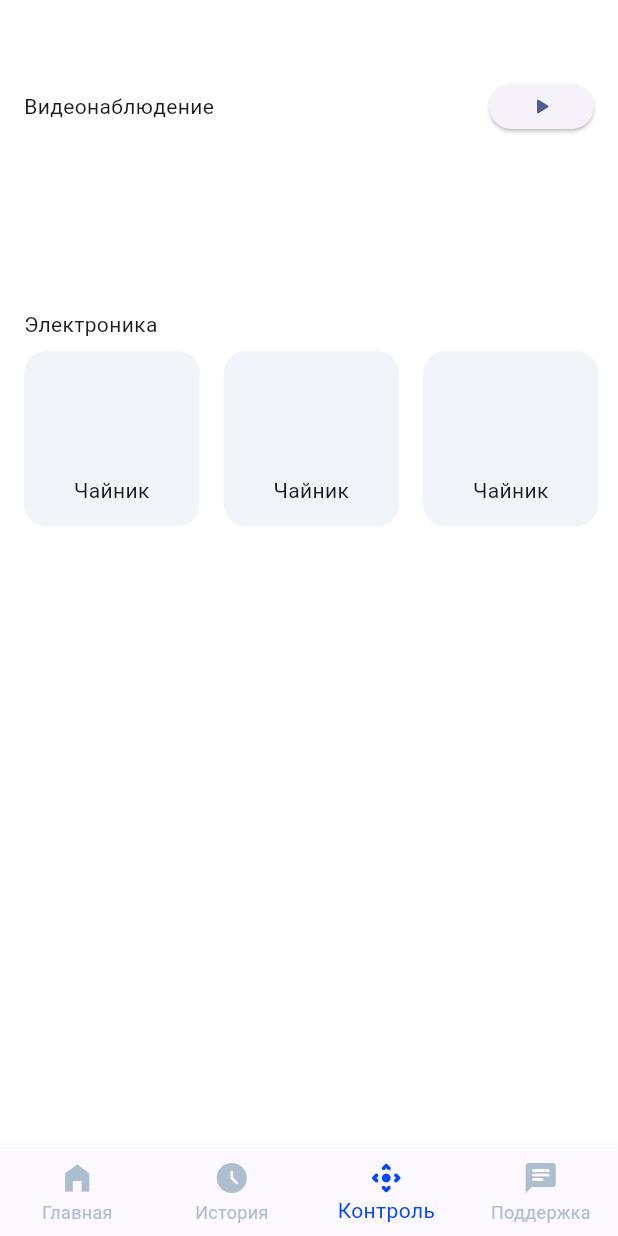
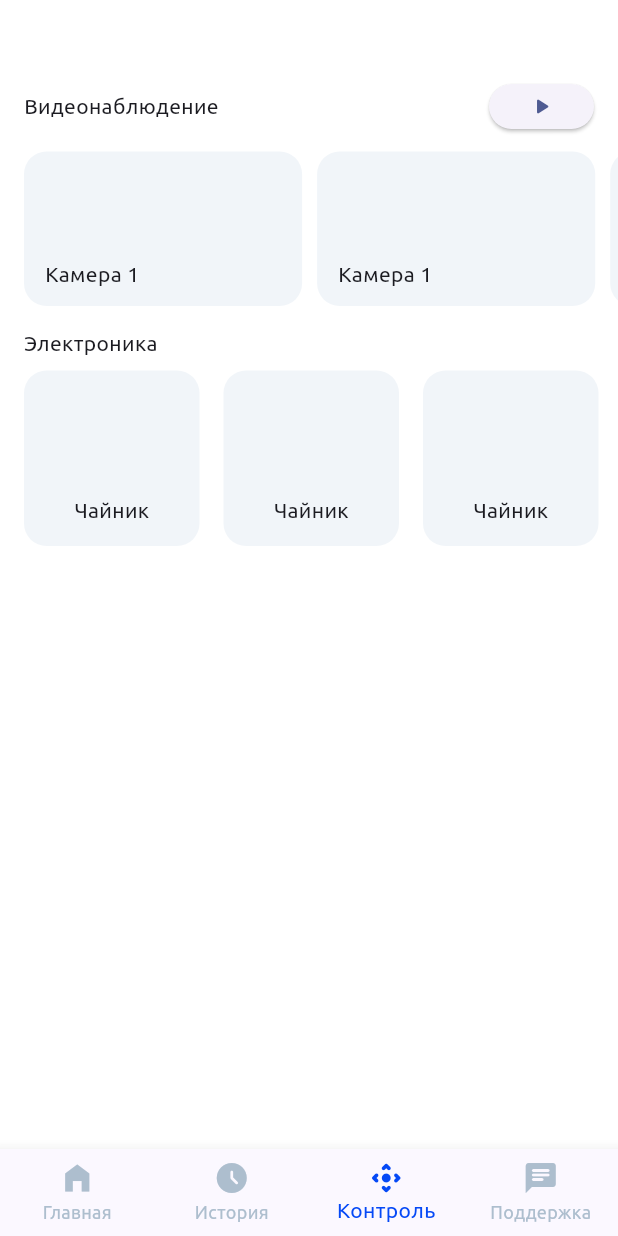
Before and after one commit to ComputerHakka/PaymentsCopy, a Flutter app: the HomeControlScreen screen opened by its route, on a phone screen of 412 x 824 dp. Run offline on Flutter 3.47's test engine with Material 3 defaults, Android fonts, the phone set to English and light mode, and no system bars; our stand-ins replace bloc, dio, equatable, flutter_bloc, get_it, go_router and 2 more; generated files the repository leaves out were written again; project files that could hold a hidden picture were left out.

Commit message:
font add

```diff
--- a/lib/config/routes/routes.dart
+++ b/lib/config/routes/routes.dart
@@ -14,9 +14,11 @@ import 'package:personal_payment_app/features/profile/screens/documents/document
 import 'package:personal_payment_app/features/profile/screens/profile/user_profile_screen.dart';
 import 'package:personal_payment_app/features/registration/presentation/screens/registration_screen.dart';
 import 'package:personal_payment_app/features/root/presentation/screens/root_screen.dart';
+import 'package:personal_payment_app/features/services/presentation/screens/service_details/service_details_screen.dart';
 import 'package:personal_payment_app/features/services/presentation/screens/services_list/services_list_screen.dart';
 import 'package:personal_payment_app/features/services/presentation/screens/user_services/user_services_screen.dart';
 import 'package:personal_payment_app/features/support/presentation/screens/support_chat_screen.dart';
+import 'package:personal_payment_app/features/transactions/presentation/screens/transaction_details/transaction_details_screen.dart';
 import 'package:personal_payment_app/features/transactions/presentation/screens/transactions_list/transactions_list_screen.dart';
 import 'package:personal_payment_app/injection_container.dart';
 
@@ -65,10 +67,18 @@ class AppRoutes {
                     ],
                   ),
                   GoRoute(
-                    path: 'operations',
-                    name: RouteNames.transactionsScreen,
-                    builder: (context, state) => const TransactionsListScreen(),
-                  ),
+                      path: 'transactions',
+                      name: RouteNames.transactionsScreen,
+                      builder: (context, state) =>
+                          const TransactionsListScreen(),
+                      routes: [
+                        GoRoute(
+                          path: 'transaction_details',
+                          name: RouteNames.transactionDetailsScreen,
+                          builder: (context, state) =>
+                              const TransactionDetailsScreen(),
+                        )
+                      ]),
                   GoRoute(
                     path: 'user_services',
                     name: RouteNames.userServicesScreen,
@@ -78,6 +88,14 @@ class AppRoutes {
                         path: 'services_list',
                         name: RouteNames.servicesListScreen,
                         builder: (context, state) => const ServicesListScreen(),
+                        routes: [
+                          GoRoute(
+                            path: 'service_details',
+                            name: RouteNames.serviceDetailsScreen,
+                            builder: (context, state) =>
+                                const ServiceDetailsScreen(),
+                          )
+                        ],
                       ),
                     ],
                   ),
--- a/lib/core/constants/constants.dart
+++ b/lib/core/constants/constants.dart
@@ -12,6 +12,7 @@ class RouteNames {
   static const addressesScreen = 'addresses_screen';
   static const documentsScreen = 'documents_screen';
   static const transactionsScreen = 'transactions_screen';
+  static const transactionDetailsScreen = 'transactions_details_screen';
   static const userServicesScreen = 'user_services_screen';
   static const servicesListScreen = 'services_list_screen';
   static const serviceDetailsScreen = 'service_details_screen';
--- a/lib/features/home_control/presentation/screens/home_control_screen.dart
+++ b/lib/features/home_control/presentation/screens/home_control_screen.dart
@@ -84,11 +84,14 @@ class CmerasControlWidget extends StatelessWidget {
           ),
         ),
         SizedBox(
-          height: 120,
-          child: ListView(
-            padding: const EdgeInsets.symmetric(horizontal: 8),
+          height: 133,
+          child: ListView.builder(
+            padding: const EdgeInsets.symmetric(horizontal: 11, vertical: 10),
             scrollDirection: Axis.horizontal,
-            children: [],
+            itemCount: 6,
+            itemBuilder: (BuildContext context, int index) {
+              return const CameraCellwidget();
+            },
           ),
         ),
       ],
@@ -101,7 +104,26 @@ class CameraCellwidget extends StatelessWidget {
 
   @override
   Widget build(BuildContext context) {
-    return Container();
+    return Padding(
+      padding: const EdgeInsets.all(5),
+      child: AspectRatio(
+        aspectRatio: 1.8,
+        child: Container(
+          padding: const EdgeInsets.symmetric(vertical: 11, horizontal: 14),
+          decoration: BoxDecoration(
+            color: containersColor,
+            borderRadius: BorderRadius.circular(15),
+          ),
+          child: const Column(
+            crossAxisAlignment: CrossAxisAlignment.start,
+            mainAxisAlignment: MainAxisAlignment.end,
+            children: [
+              Text('Камера 1'),
+            ],
+          ),
+        ),
+      ),
+    );
   }
 }
 
```
Also changed, not shown: lib/config/theme/app_themes.dart (+6 -1 lines), lib/features/history/presentation/screens/history_screen.dart (+10 -3 lines), lib/features/services/presentation/screens/service_details/service_details_screen.dart (+135 -1 lines), lib/features/services/presentation/screens/user_services/user_services_screen.dart (+6 -1 lines), lib/features/transactions/presentation/screens/transaction_details/transaction_details_screen.dart (added, +47 -0 lines), lib/features/transactions/presentation/screens/transactions_list/transactions_list_screen.dart (+10 -1 lines), pubspec.yaml (+25 -12 lines), lib/core/assets/fonts/ubuntu/Ubuntu-Bold.ttf (added), lib/core/assets/fonts/ubuntu/Ubuntu-BoldItalic.ttf (added), lib/core/assets/fonts/ubuntu/Ubuntu-Italic.ttf (added), lib/core/assets/fonts/ubuntu/Ubuntu-Light.ttf (added), lib/core/assets/fonts/ubuntu/Ubuntu-LightItalic.ttf (added), lib/core/assets/fonts/ubuntu/Ubuntu-Medium.ttf (added), lib/core/assets/fonts/ubuntu/Ubuntu-MediumItalic.ttf (added), 3 more files.
